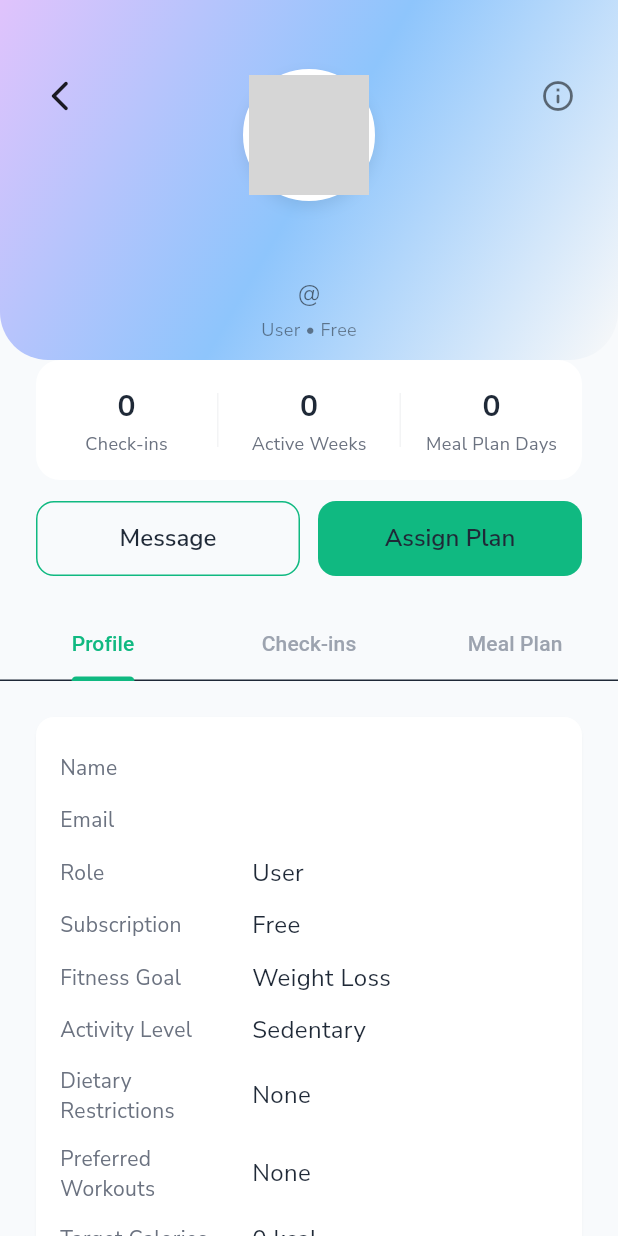
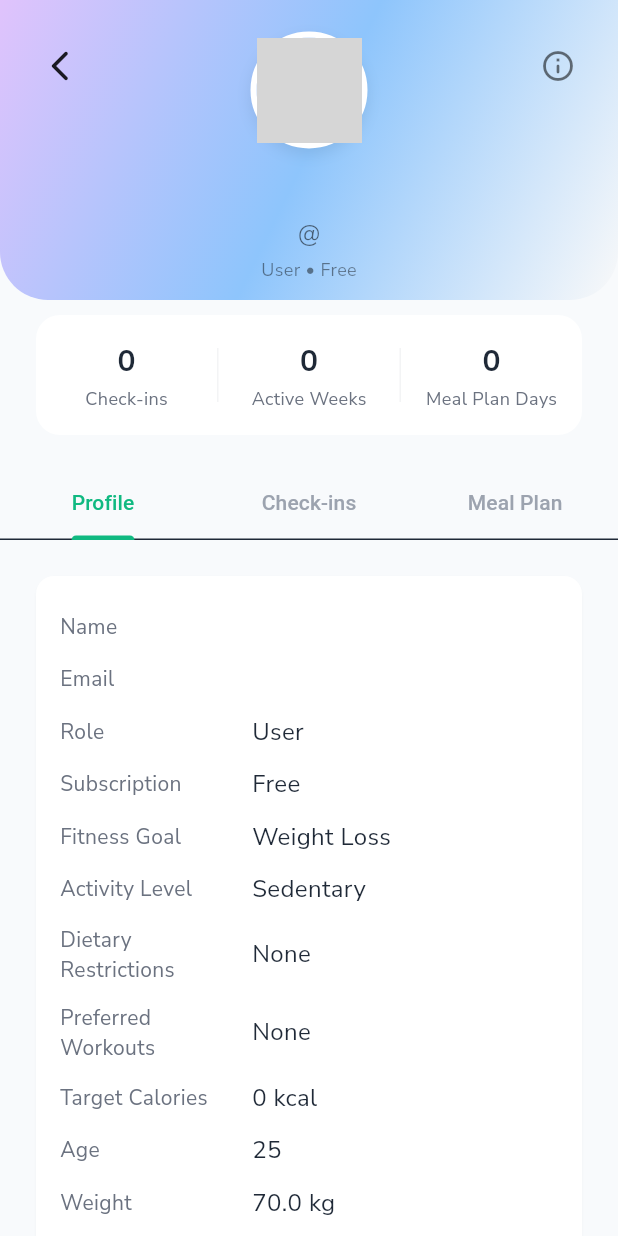
Before and after one commit to mahmoudal99/moctarnutrition, a Flutter app: the AdminUserDetailScreen screen opened directly with empty values, on a phone screen of 412 x 824 dp. Run offline on Flutter 3.47's test engine with Material 3 defaults, Android fonts, the phone set to English and light mode, and no system bars; our stand-ins replace cached_network_image, cloud_firestore, firebase_auth, firebase_core, firebase_storage, flutter_dotenv and 9 more; accounts and stored records are empty; network calls fail; project files that could hold a hidden picture were left out; grey boxes are pictures that could not be loaded.

Commit message:
Fix padding

```diff
--- a/lib/features/admin/presentation/screens/admin_user_detail_screen.dart
+++ b/lib/features/admin/presentation/screens/admin_user_detail_screen.dart
@@ -31,7 +31,7 @@ class AdminUserDetailScreen extends StatelessWidget {
               Stack(
                 children: [
                   Container(
-                    height: 240, // Increased height
+                    height: 200, // Increased height
                     decoration: const BoxDecoration(
                       gradient: LinearGradient(
                         colors: [
@@ -49,7 +49,7 @@ class AdminUserDetailScreen extends StatelessWidget {
                     ),
                   ),
                   Positioned(
-                    top: 40,
+                    top: 20,
                     left: 16,
                     child: IconButton(
                       icon: const Icon(Icons.arrow_back_ios_new_rounded,
@@ -58,7 +58,7 @@ class AdminUserDetailScreen extends StatelessWidget {
                     ),
                   ),
                   Positioned(
-                    top: 40,
+                    top: 20,
                     right: 16,
                     child: IconButton(
                       icon: const Icon(Icons.info_outline_rounded,
@@ -89,21 +89,21 @@ class AdminUserDetailScreen extends StatelessWidget {
                                     Border.all(color: Colors.white, width: 4),
                               ),
                               child: CircleAvatar(
-                                radius: 40,
+                                radius: 35,
                                 backgroundColor: Colors.white,
                                 backgroundImage: user.photoUrl != null
                                     ? NetworkImage(user.photoUrl!)
                                     : null,
                                 child: user.photoUrl == null
                                     ? const Icon(Icons.person,
-                                        size: 44,
+                                        size: 35,
                                         color: AppConstants.primaryColor)
                                     : null,
                               ),
                             ),
                             const SizedBox(height: 12),
                             Text(user.name ?? user.email,
-                                style: AppTextStyles.heading3
+                                style: AppTextStyles.heading4
                                     .copyWith(color: Colors.black87)),
                             const SizedBox(height: 4),
                             Text(handle,
@@ -120,6 +120,9 @@ class AdminUserDetailScreen extends StatelessWidget {
                     ),
                   ),
                 ],
+              ),
+              SizedBox(
+                height: 10,
               ),
               // Stats row
               FutureBuilder<List<CheckinModel>>(
@@ -156,45 +159,45 @@ class AdminUserDetailScreen extends StatelessWidget {
                   );
                 },
               ),
-              const SizedBox(height: 14),
+              // const SizedBox(height: 14),
               // Button row
-              Padding(
-                padding: const EdgeInsets.symmetric(horizontal: 24),
-                child: Row(
-                  children: [
-                    Expanded(
-                      child: OutlinedButton(
-                        onPressed: () {},
-                        style: OutlinedButton.styleFrom(
-                          side: BorderSide(color: AppConstants.primaryColor),
-                          padding: const EdgeInsets.symmetric(vertical: 14),
-                          shape: RoundedRectangleBorder(
-                              borderRadius: BorderRadius.circular(12)),
-                        ),
-                        child: Text('Message',
-                            style: AppTextStyles.bodyMedium
-                                .copyWith(fontWeight: FontWeight.w600)),
-                      ),
-                    ),
-                    const SizedBox(width: 12),
-                    Expanded(
-                      child: ElevatedButton(
-                        onPressed: () {},
-                        style: ElevatedButton.styleFrom(
-                          backgroundColor: AppConstants.primaryColor,
-                          foregroundColor: Colors.white,
-                          padding: const EdgeInsets.symmetric(vertical: 14),
-                          shape: RoundedRectangleBorder(
-                              borderRadius: BorderRadius.circular(12)),
-                        ),
-                        child: Text('Assign Plan',
-                            style: AppTextStyles.bodyMedium
-                                .copyWith(fontWeight: FontWeight.w600)),
-                      ),
-                    ),
-                  ],
-                ),
-              ),
+              // Padding(
+              //   padding: const EdgeInsets.symmetric(horizontal: 24),
+              //   child: Row(
+              //     children: [
+              //       Expanded(
+              //         child: OutlinedButton(
+              //           onPressed: () {},
+              //           style: OutlinedButton.styleFrom(
+              //             side: BorderSide(color: AppConstants.primaryColor),
+              //             padding: const EdgeInsets.symmetric(vertical: 14),
+              //             shape: RoundedRectangleBorder(
+              //                 borderRadius: BorderRadius.circular(12)),
+              //           ),
+              //           child: Text('Message',
+              //               style: AppTextStyles.bodyMedium
+              //                   .copyWith(fontWeight: FontWeight.w600)),
+              //         ),
+              //       ),
+              //       const SizedBox(width: 12),
+              //       Expanded(
+              //         child: ElevatedButton(
+              //           onPressed: () {},
+              //           style: ElevatedButton.styleFrom(
+              //             backgroundColor: AppConstants.primaryColor,
+              //             foregroundColor: Colors.white,
+              //             padding: const EdgeInsets.symmetric(vertical: 14),
+              //             shape: RoundedRectangleBorder(
+              //                 borderRadius: BorderRadius.circular(12)),
+              //           ),
+              //           child: Text('Assign Plan',
+              //               style: AppTextStyles.bodyMedium
+              //                   .copyWith(fontWeight: FontWeight.w600)),
+              //         ),
+              //       ),
+              //     ],
+              //   ),
+              // ),
               const SizedBox(height: 22),
               // Tabs
               TabBar(
```
